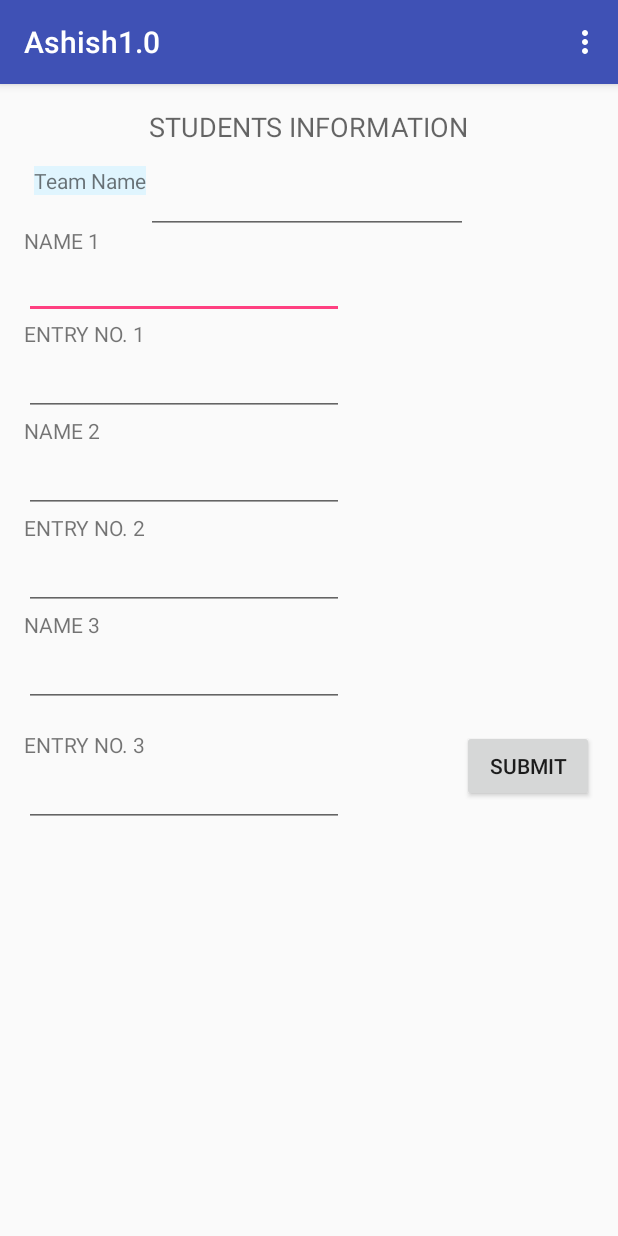
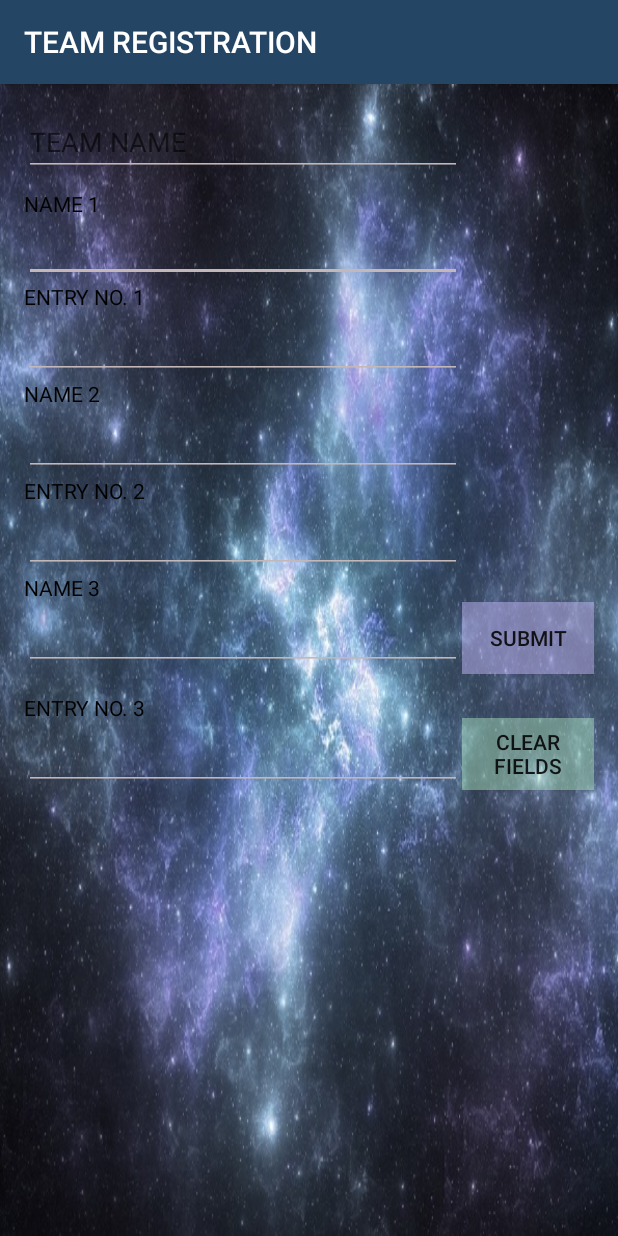
Before and after one commit to Paras-Mishra/Assignment0, an Android app: the screen it shows after launch (MainActivity), after a tap on "SUBMIT", on a phone screen of 412 x 824 dp. Run offline under Robolectric (Android 15) with nearby library versions, the phone set to English and light mode, and no system bars.

Commit message:
final App

```diff
--- a/Ashish1.0/app/src/main/AndroidManifest.xml
+++ b/Ashish1.0/app/src/main/AndroidManifest.xml
@@ -1,7 +1,10 @@
 <?xml version="1.0" encoding="utf-8"?>
+
 <manifest xmlns:android="http://schemas.android.com/apk/res/android"
-    package="com.example.mohd.ashish10">
+    package="com.example.ashishrajput.abcd">
+
     <uses-permission android:name="android.permission.INTERNET"/>
+
     <application
         android:allowBackup="true"
         android:icon="@mipmap/ic_launcher"
--- /dev/null
+++ b/Ashish1.0/app/src/main/java/com/example/ashishrajput/abcd/MainActivity.java
@@ -0,0 +1,223 @@
+package com.example.ashishrajput.abcd;
+
+import android.os.Bundle;
+import android.support.design.widget.FloatingActionButton;
+import android.support.design.widget.Snackbar;
+import android.support.v7.app.AppCompatActivity;
+import android.support.v7.widget.Toolbar;
+import android.view.View;
+import android.view.Menu;
+import android.view.MenuItem;
+import android.widget.EditText;
+import android.widget.TextView;
+import android.widget.Toast;
+
+import com.android.volley.Request;
+import com.android.volley.RequestQueue;
+import com.android.volley.Response;
+import com.android.volley.VolleyError;
+import com.android.volley.toolbox.StringRequest;
+import com.android.volley.toolbox.Volley;
+
+import java.util.HashMap;
+import java.util.Map;
+
+public class MainActivity extends AppCompatActivity {
+
+    @Override
+    protected void onCreate(Bundle savedInstanceState) {
+        super.onCreate(savedInstanceState);
+        setContentView(R.layout.activity_main);
+        Toolbar toolbar = (Toolbar) findViewById(R.id.toolbar);
+        setSupportActionBar(toolbar);
+
+    }
+
+    String starry[] =  new String[7];
+    //array of strings is being created
+
+    public String s0="";
+    public String s1="";
+    public String s2="";
+    public String s3="";
+    public String s4="";
+    public String s5="";
+    public String s6="";
+
+    public EditText v0;
+    public EditText v1;
+    public EditText v2;
+    public EditText v3;
+    public EditText v4;
+    public EditText v5;
+    public EditText v6;
+
+
+
+
+    public void button(View view) {
+        //Pressing the submit button will start this process
+        v0 = (EditText) findViewById(R.id.e0);
+        //the the text from editing coloumns is being retrieved
+        v1 = (EditText) findViewById(R.id.e1);
+        v2 = (EditText) findViewById(R.id.e2);
+        v3 = (EditText) findViewById(R.id.e3);
+        v4 = (EditText) findViewById(R.id.e4);
+        v5 = (EditText) findViewById(R.id.e5);
+        //the the text from editing columns is being retrieved
+        v6 = (EditText) findViewById(R.id.e6);
+        s0 = v0.getText().toString();
+        // text from editing columns is converted into string
+        s1 = v1.getText().toString();
+        s2 = v2.getText().toString();
+        s3 = v3.getText().toString();
+        s4 = v4.getText().toString();
+        s5 = v5.getText().toString();
+        // text from editing columns is converted into string
+        s6 = v6.getText().toString();
+
+        starry[1] = s1;
+        starry[2] = s3;
+        starry[3] = s5;
+        // Strings are saved to the array (starry).
+        starry[4] = s2;
+        starry[5] = s4;
+        starry[6] = s6;
+        char x; // initiation of a character
+
+        String p = ""; //initiation of a string
+        int i = 6; // initiation for a loop
+        int ascii = 0; // integer to store ascii value
+        int k = 0; // index for the different strings during error analysis of the strings
+        int go = 0;// if a error in in the editing field is found then this variable becomes "1" and the process is stopped.
+
+        while ((i != 0) && (go == 0)) {
+            p = starry[i];
+            // storing a string at index i in " p".
+            k = 0;
+
+            if (p.equals("") || p == null) {// condition for null or empty string
+                Toast.makeText(getApplicationContext(), "empty field :", Toast.LENGTH_LONG).show();
+                go = 1;
+            } else {
+
+                if (i == 1 || i == 2 || i == 3) {// condition for checking the names
+
+                    while (k < p.length()) {
+                        x = p.charAt(k);
+                        ascii = (int) x;
+
+                        p.toLowerCase();
+
+                        x = p.charAt(k);
+                        ascii = (int) x;
+                        k++;
+
+                        if (((ascii <= 64 || ascii >= 91) && (ascii <= 96 || ascii >= 123)) && (ascii != 32)) { // conditon of name check using ascii values
+                            Toast.makeText(getApplicationContext(), "error in name : " + Integer.toString(i), Toast.LENGTH_LONG).show();
+                            go = 1;
+                        }
+                    }
+                } else {
+                    if (p.length() != 11) {// condition on length of entry no. which is being submited
+                        Toast.makeText(getApplicationContext(), "error in entry no : " + Integer.toString(i - 3), Toast.LENGTH_LONG).show();
+                        go = 1;
+                    } else {
+
+                        while (k < p.length()) {// condition on alphabets in entry no.
+                            if (k < 4 || k > 5) {
+
+                                x = p.charAt(k);
+
+                                ascii = (int) x;
+
+                                if (ascii <= 47 || ascii >= 58) {// condition on numerically expected digits on different indexs
+                                    Toast.makeText(getApplicationContext(), "error in entry no : " + Integer.toString(i - 3), Toast.LENGTH_LONG).show();
+                                    go = 1;
+                                } else {
+                                    p.toUpperCase();
+                                    x = p.charAt(k);
+                                    ascii = (int) x;
+
+
+                                }
+                            } else if (k == 4 || k == 5) {
+                                x = p.charAt(k);
+                                ascii = (int) x;
+
+                                if ((ascii <= 64 || ascii >= 91) && (ascii <= 96 || ascii >= 123)) {
+                                    Toast.makeText(getApplicationContext(), "error in entry no  : " + Integer.toString(i - 3), Toast.LENGTH_LONG).show();
+                                    go = 1;
+                                }
+
+                            }
+                            k++;
+                        }
+                    }
+                }
+
+            }
+            ;
+            i = i - 1;
+        }
+
+
+        StringRequest stringRequest = new StringRequest(Request.Method.POST, "http://agni.iitd.ernet.in/cop290/assign0/register/",
+                new Response.Listener<String>() {
+                // posting the data on the given server
+                    @Override
+                    public void onResponse(String response) {
+                        Toast.makeText(getApplicationContext(), response, Toast.LENGTH_LONG).show();
+                    }
+                },     // Response is taken from the server
+                new Response.ErrorListener() {
+                    @Override
+                    public void onErrorResponse(VolleyError error) {
+                        Toast.makeText(getApplicationContext(), "No Connectivity or the server is down", Toast.LENGTH_LONG).show();
+                    }  // for error in response or connectivity  issues
+                }) {
+
+            protected Map<String, String> getParams() {
+                Map<String, String> params = new HashMap<String, String>();
+                params.put("teamname", s0);
+                // maping of parameters to be sent to the sever
+                // maping is done on the basis of receiving strategy of the server
+                params.put("name1", s1);
+                params.put("name2", s2);
+                params.put("name3", s3);
+                params.put("entry1", s4);
+                params.put("entry2", s5);
+                params.put("entry3", s6);
+
+
+                return params;
+            }
+
+
+        };
+
+        if (go == 0) { // condotion of error found in posting data.
+            RequestQueue requestQueue = Volley.newRequestQueue(this);
+            requestQueue.add(stringRequest); // command for posting the datato the server  or called the making of request to the server
+        }
+    }
+    public void clear(View view){
+
+       EditText t0 = (EditText) findViewById(R.id.e0);
+        EditText t1 = (EditText) findViewById(R.id.e1);
+        EditText t2 = (EditText) findViewById(R.id.e2);
+        EditText t3 = (EditText) findViewById(R.id.e3);
+        EditText t4 = (EditText) findViewById(R.id.e4);
+        EditText t5 = (EditText) findViewById(R.id.e5);
+        EditText t6 = (EditText) findViewById(R.id.e6);
+
+        t0.setText("");
+        t1.setText("");
+        t2.setText("");
+        t3.setText("");
+        t4.setText("");
+        t5.setText("");
+        t6.setText("");
+        Toast.makeText(getApplicationContext(), " text cleared", Toast.LENGTH_LONG).show();
+    }
+    }
--- a/Ashish1.0/app/src/main/res/layout/activity_main.xml
+++ b/Ashish1.0/app/src/main/res/layout/activity_main.xml
@@ -5,14 +5,16 @@
     android:layout_width="match_parent"
     android:layout_height="match_parent"
     android:fitsSystemWindows="true"
-    tools:context="com.example.mohd.ashish10.MainActivity">
+    tools:context="com.example.ashishrajput.abcd.MainActivity"
+    android:background="@drawable/ttt">
 
     <android.support.design.widget.AppBarLayout
         android:layout_width="match_parent"
         android:layout_height="wrap_content"
-        android:theme="@style/AppTheme.AppBarOverlay">
+        android:theme="@style/AppTheme.AppBarOverlay"
+        >
 
-        <android.support.v7.widget.Toolbar
+    <android.support.v7.widget.Toolbar
             android:id="@+id/toolbar"
             android:layout_width="match_parent"
             android:layout_height="?attr/actionBarSize"
@@ -23,4 +25,6 @@
 
     <include layout="@layout/content_main" />
 
+
+
 </android.support.design.widget.CoordinatorLayout>
--- a/Ashish1.0/app/src/main/res/layout/content_main.xml
+++ b/Ashish1.0/app/src/main/res/layout/content_main.xml
@@ -1,4 +1,5 @@
 <?xml version="1.0" encoding="utf-8"?>
+
 <RelativeLayout xmlns:android="http://schemas.android.com/apk/res/android"
     xmlns:app="http://schemas.android.com/apk/res-auto"
     xmlns:tools="http://schemas.android.com/tools"
@@ -9,7 +10,7 @@
     android:paddingRight="@dimen/activity_horizontal_margin"
     android:paddingTop="@dimen/activity_vertical_margin"
     app:layout_behavior="@string/appbar_scrolling_view_behavior"
-    tools:context="com.example.mohd.ashish10.MainActivity"
+    tools:context="com.example.ashishrajput.abcd.MainActivity"
     tools:showIn="@layout/activity_main">
 
     <TextView
@@ -18,9 +19,10 @@
         android:text="NAME 1"
         android:layout_marginTop="54dp"
         android:id="@+id/textView"
-        android:layout_below="@+id/textView8"
         android:layout_alignParentLeft="true"
-        android:layout_alignParentStart="true" />
+        android:layout_alignParentStart="true"
+        android:textColor="#020202"
+        android:visibility="visible" />
 
     <EditText
         android:layout_width="wrap_content"
@@ -33,8 +35,8 @@
         android:layout_below="@+id/textView"
         android:layout_alignParentLeft="true"
         android:layout_alignParentStart="true"
-        android:layout_alignRight="@+id/e2"
-        android:layout_alignEnd="@+id/e2" />
+        android:backgroundTint="#c3b7b7"
+        android:layout_alignEnd="@+id/e0" />
 
     <TextView
         android:layout_width="wrap_content"
@@ -43,7 +45,8 @@
         android:id="@+id/textView2"
         android:layout_below="@+id/e1"
         android:layout_alignParentLeft="true"
-        android:layout_alignParentStart="true" />
+        android:layout_alignParentStart="true"
+        android:textColor="#020202" />
 
     <EditText
         android:layout_width="wrap_content"
@@ -53,8 +56,8 @@
         android:layout_below="@+id/textView2"
         android:layout_alignParentLeft="true"
         android:layout_alignParentStart="true"
-        android:layout_alignRight="@+id/e3"
-        android:layout_alignEnd="@+id/e3" />
+        android:backgroundTint="#c3b7b7"
+        android:layout_alignEnd="@+id/e1" />
 
     <TextView
         android:layout_width="wrap_content"
@@ -63,7 +66,8 @@
         android:id="@+id/textView4"
         android:layout_below="@+id/e2"
         android:layout_alignParentLeft="true"
-        android:layout_alignParentStart="true" />
+        android:layout_alignParentStart="true"
+        android:textColor="#020202" />
 
     <EditText
         android:layout_width="wrap_content"
@@ -74,7 +78,9 @@
         android:id="@+id/e3"
         android:layout_below="@+id/textView4"
         android:layout_alignParentLeft="true"
-        android:layout_alignParentStart="true" />
+        android:layout_alignParentStart="true"
+        android:backgroundTint="#c3b7b7"
+        android:layout_alignEnd="@+id/e2" />
 
     <TextView
         android:layout_width="wrap_content"
@@ -83,7 +89,8 @@
         android:id="@+id/textView5"
         android:layout_below="@+id/e3"
         android:layout_alignParentLeft="true"
-        android:layout_alignParentStart="true" />
+        android:layout_alignParentStart="true"
+        android:textColor="#020202" />
 
     <EditText
         android:layout_width="wrap_content"
@@ -94,7 +101,8 @@
         android:layout_alignParentLeft="true"
         android:layout_alignParentStart="true"
         android:layout_alignRight="@+id/e3"
-        android:layout_alignEnd="@+id/e3" />
+        android:layout_alignEnd="@+id/e3"
+        android:backgroundTint="#c3b7b7" />
 
     <TextView
         android:layout_width="wrap_content"
@@ -103,7 +111,8 @@
         android:id="@+id/textView6"
         android:layout_below="@+id/e4"
         android:layout_alignParentLeft="true"
-        android:layout_alignParentStart="true" />
+        android:layout_alignParentStart="true"
+        android:textColor="#020202" />
 
     <EditText
         android:layout_width="wrap_content"
@@ -114,7 +123,9 @@
         android:id="@+id/e5"
         android:layout_below="@+id/textView6"
         android:layout_alignParentLeft="true"
-        android:layout_alignParentStart="true" />
+        android:layout_alignParentStart="true"
+        android:backgroundTint="#c3b7b7"
+        android:layout_alignEnd="@+id/e4" />
 
     <TextView
         android:layout_width="wrap_content"
@@ -124,7 +135,8 @@
         android:layout_below="@+id/e5"
         android:layout_alignParentLeft="true"
         android:layout_alignParentStart="true"
-        android:layout_marginTop="15dp" />
+        android:layout_marginTop="15dp"
+        android:textColor="#020202" />
 
     <EditText
         android:layout_width="wrap_content"
@@ -135,17 +147,8 @@
         android:layout_alignParentStart="true"
         android:layout_alignRight="@+id/e5"
         android:layout_alignEnd="@+id/e5"
-        android:maxLength="24"/>
-
-    <TextView
-        android:layout_width="wrap_content"
-        android:layout_height="wrap_content"
-        android:textAppearance="?android:attr/textAppearanceMedium"
-        android:text="STUDENTS INFORMATION"
-        android:id="@+id/textView8"
         android:maxLength="24"
-        android:layout_alignParentTop="true"
-        android:layout_centerHorizontal="true" />
+        android:backgroundTint="#c3b7b7" />
 
     <Button
         android:layout_width="wrap_content"
@@ -153,26 +156,29 @@
         android:text="SUBMIT"
         android:id="@+id/button"
         android:onClick="button"
-        android:layout_alignTop="@+id/textView7"
-        android:layout_alignParentEnd="true" />
-
-
-    <TextView
-        android:layout_width="wrap_content"
-        android:layout_height="wrap_content"
-        android:text="Team Name"
-        android:id="@+id/textView3"
-        android:layout_below="@+id/textView8"
-        android:layout_alignEnd="@+id/textView2"
-        android:layout_marginTop="14dp"
-        android:background="#e0f5fe" />
+        android:layout_alignTop="@+id/e5"
+        android:layout_alignParentEnd="true"
+        android:background="#7dc5bafb" />
 
     <EditText
         android:layout_width="wrap_content"
         android:layout_height="wrap_content"
         android:id="@+id/e0"
         android:maxLength="24"
-        android:layout_alignTop="@+id/textView3"
-        android:layout_alignEnd="@+id/textView8"
-        android:layout_toEndOf="@+id/textView3" />
+        android:hint="TEAM NAME"
+        android:backgroundTint="#c3b7b7"
+        android:layout_alignParentTop="true"
+        android:layout_alignParentStart="true"
+        android:layout_toStartOf="@+id/button" />
+
+    <Button
+        android:layout_width="wrap_content"
+        android:layout_height="wrap_content"
+        android:text="Clear Fields"
+        android:id="@+id/button2"
+        android:layout_alignBottom="@+id/e6"
+        android:layout_alignStart="@+id/button"
+        android:background="#68bdfed1"
+        android:onClick="clear"/>
+
 </RelativeLayout>
--- a/Ashish1.0/app/src/main/res/menu/menu_main.xml
+++ b/Ashish1.0/app/src/main/res/menu/menu_main.xml
@@ -1,10 +1,6 @@
 <menu xmlns:android="http://schemas.android.com/apk/res/android"
     xmlns:app="http://schemas.android.com/apk/res-auto"
     xmlns:tools="http://schemas.android.com/tools"
-    tools:context="com.example.mohd.ashish10.MainActivity">
-    <item
-        android:id="@+id/action_settings"
-        android:orderInCategory="100"
-        android:title="@string/action_settings"
-        app:showAsAction="never" />
+    tools:context="com.example.ashishrajput.abcd.MainActivity">
+
 </menu>
--- a/Ashish1.0/app/src/main/res/values/colors.xml
+++ b/Ashish1.0/app/src/main/res/values/colors.xml
@@ -1,6 +1,6 @@
 <?xml version="1.0" encoding="utf-8"?>
 <resources>
-    <color name="colorPrimary">#3F51B5</color>
+    <color name="colorPrimary">#244564</color>
     <color name="colorPrimaryDark">#303F9F</color>
-    <color name="colorAccent">#FF4081</color>
+    <color name="colorAccent">#000000</color>
 </resources>
--- a/Ashish1.0/app/src/main/res/values/strings.xml
+++ b/Ashish1.0/app/src/main/res/values/strings.xml
@@ -1,4 +1,5 @@
 <resources>
-    <string name="app_name">Ashish1.0</string>
-    <string name="action_settings">Settings</string>
+    <string name="app_name">  TEAM REGISTRATION  </string>
+
+
 </resources>
```
Also changed, not shown: Ashish1.0/app/src/main/res/drawable/ttt.jpg (added), Ashish1.0/app/src/main/res/drawable/xyz.jpg (added), 2 other files.
